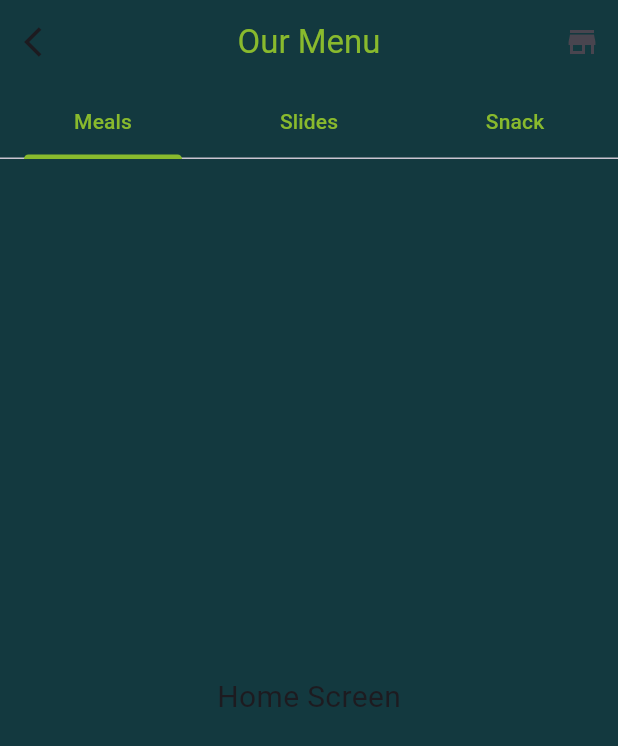
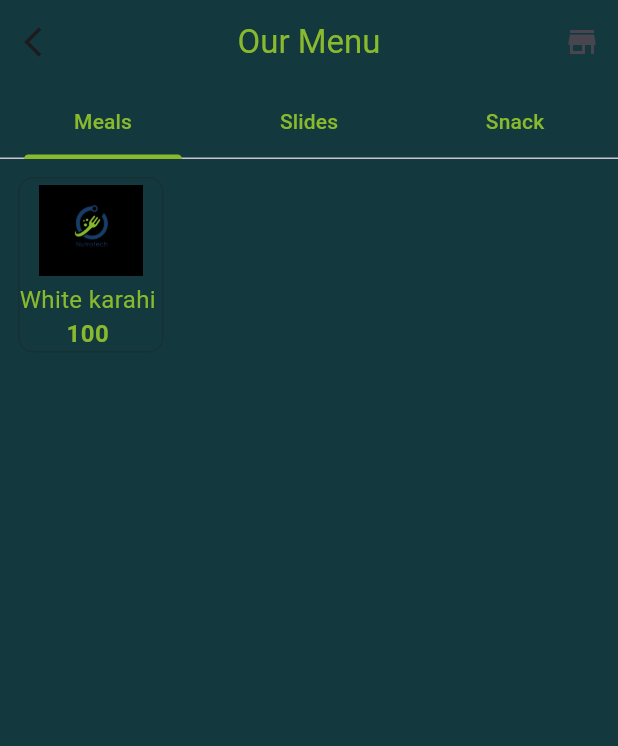
Before and after one commit to basitmurad/neutrotech, a Flutter app: the DashboardScreen screen opened directly, on a phone screen of 412 x 824 dp. Shown: the top 746 px of the screen. Run offline on Flutter 3.47's test engine with Material 3 defaults, Android fonts, the phone set to English and light mode, and no system bars; our stand-ins replace get.

Commit message:
card design

```diff
--- a/lib/main.dart
+++ b/lib/main.dart
@@ -1,17 +1,16 @@
 import 'package:flutter/material.dart';
 import 'package:get/get.dart';
 import 'package:neutrotech/screens/authentication/AuthenticationScreen.dart';
-import 'package:neutrotech/screens/authentication/TabBarViewWidget.dart';
-import 'package:neutrotech/screens/authentication/TabBarWidget.dart';
-import 'package:neutrotech/screens/dashboard/DashboardScreen.dart';
 
 void main() {
-  runApp(MyApp());
+  runApp(const MyApp());
 }
 
 
 
 class MyApp extends StatelessWidget {
+  const MyApp({super.key});
+
   @override
   Widget build(BuildContext context) {
     return GetMaterialApp(
@@ -19,7 +18,7 @@ class MyApp extends StatelessWidget {
       theme: ThemeData(
         primarySwatch: Colors.blue,
       ),
-      home: DashboardScreen(),
+      home: const AuthenticationScreen(),
     );
   }
 }
--- a/lib/screens/authentication/LoginTab.dart
+++ b/lib/screens/authentication/LoginTab.dart
@@ -1,6 +1,8 @@
 import 'package:flutter/material.dart';
 
 class LoginTab extends StatelessWidget {
+  const LoginTab({super.key});
+
   @override
   Widget build(BuildContext context) {
     return const Padding(
--- a/lib/screens/authentication/TabBarViewWidget.dart
+++ b/lib/screens/authentication/TabBarViewWidget.dart
@@ -7,13 +7,15 @@ import 'TabControllerX.dart';
 
 
 class TabBarViewWidget extends StatelessWidget {
+  const TabBarViewWidget({super.key});
+
   @override
   Widget build(BuildContext context) {
     return GetBuilder<TabControllerX>(
       builder: (controller) {
         return TabBarView(
           controller: controller.tabController,
-          children: [
+          children: const [
             LoginTab(),
             RegisterTab(),
           ],
--- a/lib/screens/authentication/TabBarWidget.dart
+++ b/lib/screens/authentication/TabBarWidget.dart
@@ -7,7 +7,7 @@ class TabBarWidget extends StatelessWidget implements PreferredSizeWidget {
   @override
   final Size preferredSize;
 
-    TabBarWidget({Key? key}) : preferredSize = Size.fromHeight(kToolbarHeight), super(key: key);
+    const TabBarWidget({super.key}) : preferredSize = const Size.fromHeight(kToolbarHeight);
 
   @override
   Widget build(BuildContext context) {
@@ -16,7 +16,7 @@ class TabBarWidget extends StatelessWidget implements PreferredSizeWidget {
       builder: (controller) {
         return TabBar(
           controller: controller.tabController,
-          tabs: [
+          tabs: const [
             Tab(text: 'Login'),
             Tab(text: 'Register'),
           ],
--- a/lib/screens/dashboard/DashboardScreen.dart
+++ b/lib/screens/dashboard/DashboardScreen.dart
@@ -4,21 +4,21 @@ import 'package:neutrotech/screens/dashboard/SlidesScreen.dart';
 import 'package:neutrotech/screens/dashboard/SnackScreen.dart';
 
 class DashboardScreen extends StatelessWidget {
-  const DashboardScreen({Key? key});
+  const DashboardScreen({super.key});
 
   @override
   Widget build(BuildContext context) {
     return DefaultTabController(
       length: 3,
       child: Scaffold(
-        backgroundColor: Color(0xFF13393F),
+        backgroundColor: const Color(0xFF13393F),
         appBar: AppBar(
-          backgroundColor: Color(0xFF13393F),
+          backgroundColor: const Color(0xFF13393F),
           leading: IconButton(
             onPressed: () {},
-            icon: Icon(Icons.arrow_back_ios),
+            icon: const Icon(Icons.arrow_back_ios),
           ),
-          title: Text(
+          title: const Text(
             "Our Menu",
             style: TextStyle(
               color: Color(0XFF89BA2D),
@@ -28,18 +28,18 @@ class DashboardScreen extends StatelessWidget {
           actions: [
             IconButton(
               onPressed: () {},
-              icon: Icon(Icons.store),
+              icon: const Icon(Icons.store),
             ),
           ],
           bottom: PreferredSize(
-            preferredSize: Size.fromHeight(50.0),
+            preferredSize: const Size.fromHeight(50.0),
             child: TabBar(
               tabs: [
                 Tab(
                   child: Container(
                     width: MediaQuery.of(context).size.width * 0.33,
                     alignment: Alignment.center,
-                    child: Text(
+                    child: const Text(
                       'Meals',
                       style: TextStyle(color: Color(0XFF89BA2D)),
                     ),
@@ -49,7 +49,7 @@ class DashboardScreen extends StatelessWidget {
                   child: Container(
                     width: MediaQuery.of(context).size.width * 0.33,
                     alignment: Alignment.center,
-                    child: Text(
+                    child: const Text(
                       'Slides',
                       style: TextStyle(color: Color(0XFF89BA2D)),
                     ),
@@ -59,18 +59,18 @@ class DashboardScreen extends StatelessWidget {
                   child: Container(
                     width: MediaQuery.of(context).size.width * 0.33,
                     alignment: Alignment.center,
-                    child: Text(
+                    child: const Text(
                       'Snack',
                       style: TextStyle(color: Color(0XFF89BA2D)),
                     ),
                   ),
                 ),
               ],
-              indicatorColor: Color(0XFF89BA2D),
+              indicatorColor: const Color(0XFF89BA2D),
             ),
           ),
         ),
-        body: TabBarView(
+        body: const TabBarView(
           children: [
             MealScreen(),
             SlidesScreen(),
--- a/lib/screens/dashboard/MealScreen.dart
+++ b/lib/screens/dashboard/MealScreen.dart
@@ -1,14 +1,60 @@
-
-import 'package:flutter/cupertino.dart';
+import 'package:flutter/material.dart';
 
 class MealScreen extends StatelessWidget {
+  const MealScreen({super.key});
+
   @override
   Widget build(BuildContext context) {
-    return Center(
-      child: Text(
-        'Home Screen',
-        style: TextStyle(fontSize: 20),
+    return Scaffold(
+      backgroundColor: const Color(0xFF13393F),
+      body: Padding(
+        padding: const EdgeInsets.symmetric(vertical: 12, horizontal: 12),
+        child: Column(
+          children: [
+
+ItemDesign()
+          ],
+        ),
       ),
     );
   }
 }
+
+class ItemDesign extends StatelessWidget {
+  const ItemDesign({
+    super.key,
+  });
+
+  @override
+  Widget build(BuildContext context) {
+    return Container(
+      decoration: BoxDecoration(
+          border: Border.all(color: Color(0xFF173033)),
+          borderRadius: BorderRadius.circular(10)),
+      child: const Column(
+        crossAxisAlignment: CrossAxisAlignment.center,
+        mainAxisAlignment: MainAxisAlignment.center,
+        children: [
+          Image(
+            image: AssetImage(
+              "assets/logo.png",
+            ),
+            width: 69,
+            height: 69,
+          ),
+          Text(
+            "White karahi ",
+            style: TextStyle(color: Color(0xFF89BA2D), fontSize: 16),
+          ),
+          Text(
+            "100 ",
+            style: TextStyle(
+                color: Color(0xFF89BA2D),
+                fontSize: 16,
+                fontWeight: FontWeight.w700),
+          ),
+        ],
+      ),
+    );
+  }
+}
--- a/lib/screens/dashboard/SlidesScreen.dart
+++ b/lib/screens/dashboard/SlidesScreen.dart
@@ -2,9 +2,11 @@
 import 'package:flutter/cupertino.dart';
 
 class SlidesScreen extends StatelessWidget {
+  const SlidesScreen({super.key});
+
   @override
   Widget build(BuildContext context) {
-    return Center(
+    return const Center(
       child: Text(
         'Home Screen',
         style: TextStyle(fontSize: 20),
--- a/lib/screens/dashboard/SnackScreen.dart
+++ b/lib/screens/dashboard/SnackScreen.dart
@@ -5,7 +5,7 @@ class SnackScreen extends StatelessWidget {
 
   @override
   Widget build(BuildContext context) {
-    return Center(
+    return const Center(
       child: Text(
         'Home Screen',
         style: TextStyle(fontSize: 20),
--- a/lib/screens/navigations.dart
+++ b/lib/screens/navigations.dart
@@ -35,7 +35,7 @@ class NavigationCOntroller extends GetxController {
   final Rx<int> selectedIndex = 0.obs;
 
   final screens = [
-     MealScreen(),
+     const MealScreen(),
     Container(
       color: Colors.orange,
     ),    Container(
```
Also changed, not shown: lib/screens/authentication/AuthenticationScreen.dart (+9 -8 lines), lib/screens/authentication/RegisterTab.dart (+12 -11 lines), 2 other files.
